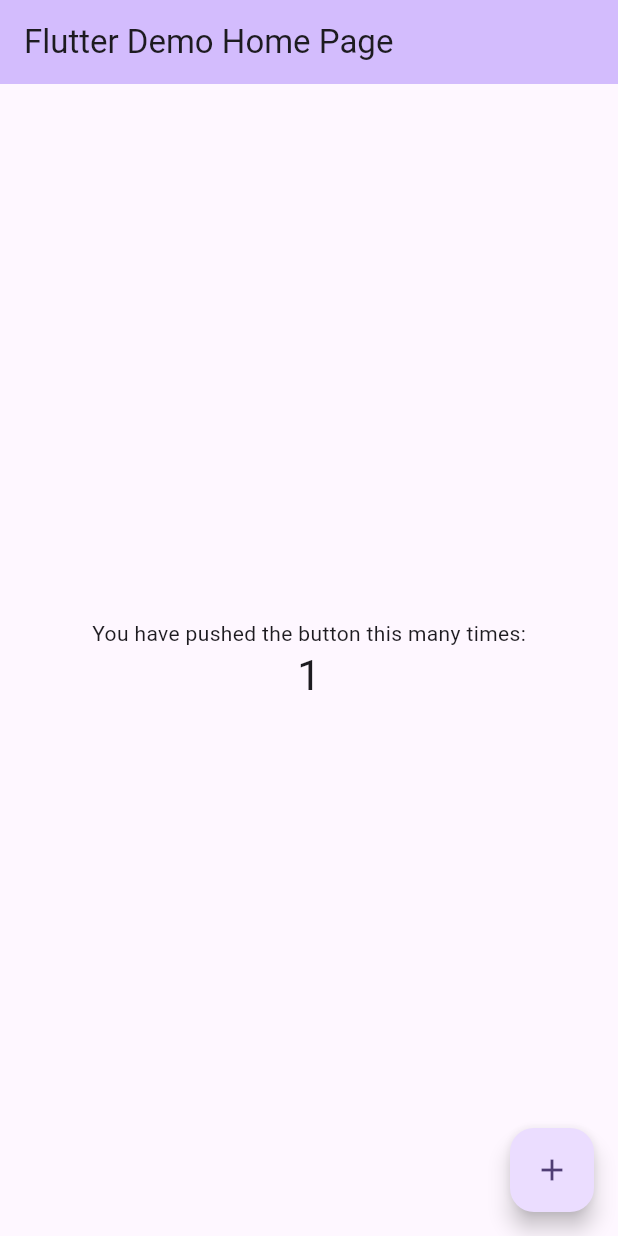
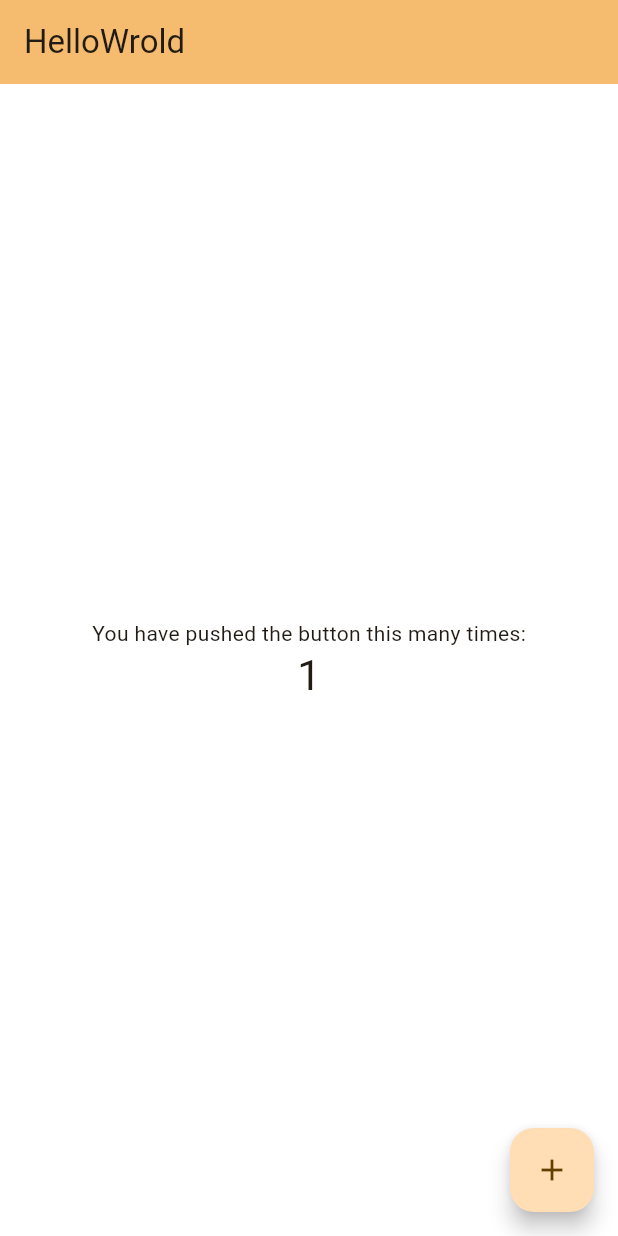
Before and after one commit to StationChnqoo/chnqoo-carpooling-mobile, a Flutter app: the screen it shows after launch, after a tap on the "add" icon, on a phone screen of 412 x 824 dp. Run offline on Flutter 3.47's test engine with Material 3 defaults, Android fonts, the phone set to English and light mode, and no system bars; our stand-ins replace flutter_dotenv, flutter_easyloading, flutter_screenutil, get, get_storage; Roboto replaces fonts that are missing (HarmonyOS).

Commit message:
🚧 初始化GetX 等SDK的配置 ...

```diff
--- /dev/null
+++ b/lib/constants/fonts.dart
@@ -0,0 +1,4 @@
+class Fonts {
+  static String HarmonyOS = 'HarmonyOS';
+  static String TimebombBb = 'TimebombBb';
+}
--- /dev/null
+++ b/lib/constants/get_stores.dart
@@ -0,0 +1,27 @@
+import 'package:get/get.dart';
+import 'package:get_storage/get_storage.dart';
+
+class GetStores extends GetxController {
+  /** 页面刷新 */
+  /** 结构简单，直接修改value */
+  var homePage = 0.obs;
+  var myPage = 0.obs;
+
+  /** 变量缓存 */
+  /** 结构复杂，必须通过暴露出来的Set/Get接口修改 */
+  final storage = GetStorage();
+
+  /** 系统变量 */
+  /** 无需缓存，原则上是只能在Stores内部进行修改 */
+  var isSignIn = false.obs;
+
+  GetStores() {
+  }
+
+  @override
+  void onInit() {
+    // TODO: implement onInit
+    super.onInit();
+    // everAll([homePage, user, bingWallPaper, isSignIn], (callback) {});
+  }
+}
--- /dev/null
+++ b/lib/constants/routes.dart
@@ -0,0 +1,11 @@
+import 'package:carpooling/pages/home/home_page.dart';
+import 'package:get/get.dart';
+
+class RoutesClass {
+  static String HOME = "/home";
+  static String APP = "/";
+  static List<GetPage> routes = [
+    // GetPage(name: APP, page: () => App()),
+    GetPage(name: HOME, page: () => const MyHomePage()),
+  ];
+}
--- a/lib/main.dart
+++ b/lib/main.dart
@@ -1,125 +1,105 @@
+import 'package:carpooling/constants/config.dart';
+import 'package:carpooling/constants/fonts.dart';
+import 'package:carpooling/constants/get_stores.dart';
+import 'package:carpooling/constants/routes.dart';
+import 'package:flutter/cupertino.dart';
 import 'package:flutter/material.dart';
+import 'package:flutter_dotenv/flutter_dotenv.dart';
+import 'package:flutter_easyloading/flutter_easyloading.dart';
+import 'package:flutter_localizations/flutter_localizations.dart';
+import 'package:flutter_screenutil/flutter_screenutil.dart';
+import 'package:get/get.dart';
+import 'package:get_storage/get_storage.dart';
 
-void main() {
-  runApp(const MyApp());
+void main() async {
+  await ScreenUtil.ensureScreenSize();
+  // String env = Config.useConfigDotenvFile(Config.APP_PACKAGE_NAME);
+  // await dotenv.load(fileName: env);
+
+  // init Hive
+  // final document = await getApplicationDocumentsDirectory();
+  // Logger().d('App document dir: ${document.path}');
+  await GetStorage.init();
+  runApp(const ChnqooCarpoolingMobile());
 }
 
-class MyApp extends StatelessWidget {
-  const MyApp({super.key});
+outPrintln() {
+  print("Build command line params: ");
+  print("--> " + Config.APP_PACKAGE_NAME);
+  print("--> " + Config.APP_NAME);
+  print("--> " + dotenv.get("ENV"));
+}
 
+class ChnqooCarpoolingMobile extends StatefulWidget {
+  const ChnqooCarpoolingMobile({super.key});
+
+  @override
+  State<ChnqooCarpoolingMobile> createState() => ChnqooWalletMobileState();
+}
+
+class ChnqooWalletMobileState extends State<ChnqooCarpoolingMobile> {
   // This widget is the root of your application.
+  final GlobalKey<NavigatorState> appContext = GlobalKey<NavigatorState>();
+
   @override
   Widget build(BuildContext context) {
-    return MaterialApp(
-      title: 'Flutter Demo',
+    ScreenUtil.init(context, designSize: const Size(360, 640));
+
+    return GetMaterialApp(
+      title: '',
       theme: ThemeData(
-        // This is the theme of your application.
-        //
-        // TRY THIS: Try running your application with "flutter run". You'll see
-        // the application has a purple toolbar. Then, without quitting the app,
-        // try changing the seedColor in the colorScheme below to Colors.green
-        // and then invoke "hot reload" (save your changes or press the "hot
-        // reload" button in a Flutter-supported IDE, or press "r" if you used
-        // the command line to start the app).
-        //
-        // Notice that the counter didn't reset back to zero; the application
-        // state is not lost during the reload. To reset the state, use hot
-        // restart instead.
-        //
-        // This works for code too, not just values: Most code changes can be
-        // tested with just a hot reload.
-        colorScheme: ColorScheme.fromSeed(seedColor: Colors.deepPurple),
+        fontFamily: Fonts.HarmonyOS,
+        // scaffoldBackgroundColor: CupertinoColors.systemBackground,
+        colorScheme: ColorScheme.fromSeed(
+          seedColor: CupertinoColors.systemBrown,
+          surface: CupertinoColors.systemBackground,
+        ),
         useMaterial3: true,
+        snackBarTheme: SnackBarThemeData(
+          shape: RoundedRectangleBorder(
+            borderRadius: BorderRadius.circular(12.0), // 设置圆角半径为10
+          ),
+        ),
       ),
-      home: const MyHomePage(title: 'Flutter Demo Home Page'),
+      routingCallback: (route) {
+        print('Current route: ${route!.current}');
+      },
+      locale: Locale('zh'),
+      localizationsDelegates: const [
+        GlobalMaterialLocalizations.delegate,
+        GlobalWidgetsLocalizations.delegate,
+        GlobalCupertinoLocalizations.delegate,
+      ],
+      supportedLocales: [
+        const Locale('zh'),
+        const Locale('en'),
+      ],
+      builder: EasyLoading.init(builder: (context, widget) {
+        return MediaQuery(
+          data: MediaQuery.of(context)
+              .copyWith(textScaler: TextScaler.linear(1.0)),
+          child: widget!,
+        );
+      }),
+      initialRoute: RoutesClass.HOME,
+      getPages: RoutesClass.routes,
+      defaultTransition: Transition.rightToLeft,
+      transitionDuration: Duration(milliseconds: 360),
     );
-  }
-}
-
-class MyHomePage extends StatefulWidget {
-  const MyHomePage({super.key, required this.title});
-
-  // This widget is the home page of your application. It is stateful, meaning
-  // that it has a State object (defined below) that contains fields that affect
-  // how it looks.
-
-  // This class is the configuration for the state. It holds the values (in this
-  // case the title) provided by the parent (in this case the App widget) and
-  // used by the build method of the State. Fields in a Widget subclass are
-  // always marked "final".
-
-  final String title;
-
-  @override
-  State<MyHomePage> createState() => _MyHomePageState();
-}
-
-class _MyHomePageState extends State<MyHomePage> {
-  int _counter = 0;
-
-  void _incrementCounter() {
-    setState(() {
-      // This call to setState tells the Flutter framework that something has
-      // changed in this State, which causes it to rerun the build method below
-      // so that the display can reflect the updated values. If we changed
-      // _counter without calling setState(), then the build method would not be
-      // called again, and so nothing would appear to happen.
-      _counter++;
-    });
   }
 
   @override
-  Widget build(BuildContext context) {
-    // This method is rerun every time setState is called, for instance as done
-    // by the _incrementCounter method above.
-    //
-    // The Flutter framework has been optimized to make rerunning build methods
-    // fast, so that you can just rebuild anything that needs updating rather
-    // than having to individually change instances of widgets.
-    return Scaffold(
-      appBar: AppBar(
-        // TRY THIS: Try changing the color here to a specific color (to
-        // Colors.amber, perhaps?) and trigger a hot reload to see the AppBar
-        // change color while the other colors stay the same.
-        backgroundColor: Theme.of(context).colorScheme.inversePrimary,
-        // Here we take the value from the MyHomePage object that was created by
-        // the App.build method, and use it to set our appbar title.
-        title: Text(widget.title),
-      ),
-      body: Center(
-        // Center is a layout widget. It takes a single child and positions it
-        // in the middle of the parent.
-        child: Column(
-          // Column is also a layout widget. It takes a list of children and
-          // arranges them vertically. By default, it sizes itself to fit its
-          // children horizontally, and tries to be as tall as its parent.
-          //
-          // Column has various properties to control how it sizes itself and
-          // how it positions its children. Here we use mainAxisAlignment to
-          // center the children vertically; the main axis here is the vertical
-          // axis because Columns are vertical (the cross axis would be
-          // horizontal).
-          //
-          // TRY THIS: Invoke "debug painting" (choose the "Toggle Debug Paint"
-          // action in the IDE, or press "p" in the console), to see the
-          // wireframe for each widget.
-          mainAxisAlignment: MainAxisAlignment.center,
-          children: <Widget>[
-            const Text(
-              'You have pushed the button this many times:',
-            ),
-            Text(
-              '$_counter',
-              style: Theme.of(context).textTheme.headlineMedium,
-            ),
-          ],
-        ),
-      ),
-      floatingActionButton: FloatingActionButton(
-        onPressed: _incrementCounter,
-        tooltip: 'Increment',
-        child: const Icon(Icons.add),
-      ), // This trailing comma makes auto-formatting nicer for build methods.
-    );
+  void initState() {
+    // TODO: implement initState
+    super.initState();
+    var stores = Get.put(GetStores());
+    // ever(stores.user, (value) {});
+    // Get.updateLocale(Locale('zh', 'CN'));
+  }
+
+  @override
+  void didUpdateWidget(covariant ChnqooCarpoolingMobile oldWidget) {
+    // TODO: implement didUpdateWidget
+    super.didUpdateWidget(oldWidget);
   }
 }
--- /dev/null
+++ b/lib/pages/home/home_page.dart
@@ -0,0 +1,46 @@
+import 'package:flutter/material.dart';
+class MyHomePage extends StatefulWidget {
+  const MyHomePage({super.key});
+
+  @override
+  State<MyHomePage> createState() => _MyHomePageState();
+}
+
+class _MyHomePageState extends State<MyHomePage> {
+  int _counter = 0;
+
+  void _incrementCounter() {
+    setState(() {
+      _counter++;
+    });
+  }
+
+  @override
+  Widget build(BuildContext context) {
+    return Scaffold(
+      appBar: AppBar(
+        backgroundColor: Theme.of(context).colorScheme.inversePrimary,
+        title: Text('HelloWrold'),
+      ),
+      body: Center(
+        child: Column(
+          mainAxisAlignment: MainAxisAlignment.center,
+          children: <Widget>[
+            const Text(
+              'You have pushed the button this many times:',
+            ),
+            Text(
+              '$_counter',
+              style: Theme.of(context).textTheme.headlineMedium,
+            ),
+          ],
+        ),
+      ),
+      floatingActionButton: FloatingActionButton(
+        onPressed: _incrementCounter,
+        tooltip: 'Increment',
+        child: const Icon(Icons.add),
+      ), // This trailing comma makes auto-formatting nicer for build methods.
+    );
+  }
+}
```
Also changed, not shown: lib/constants/config.dart (added, +30 -0 lines), pubspec.yaml (+45 -71 lines), pubspec.lock, 11 other files.
